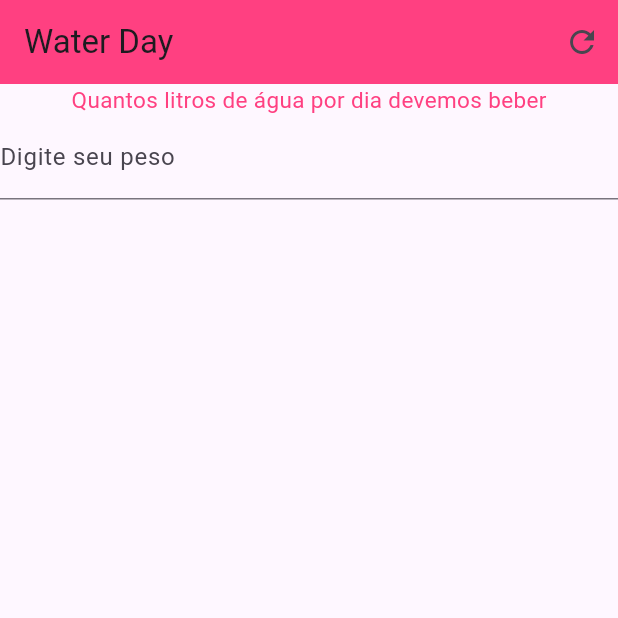
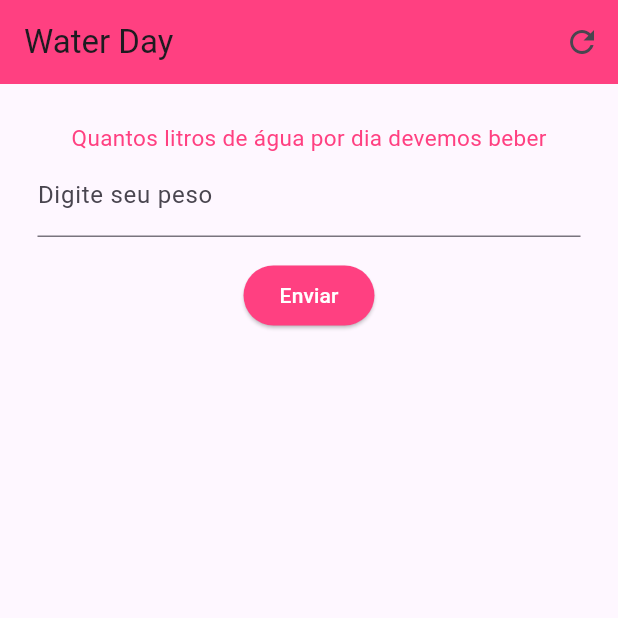
Before and after one commit to Debsmmaia/Controle_agua_diaria, a Flutter app: the screen it shows after launch, on a phone screen of 412 x 824 dp, the top half of it. Run offline on Flutter 3.47's test engine with Material 3 defaults, Android fonts, the phone set to English and light mode, and no system bars.

Commit message:
Mudanças visuais

```diff
--- a/lib/main.dart
+++ b/lib/main.dart
@@ -11,10 +11,10 @@ class Home extends StatefulWidget {
   const Home({Key? key}) : super(key: key);
 
   @override
-  State<Home> createState() => _Home2State();
+  State<Home> createState() => _HomeState();
 }
 
-class _Home2State extends State<Home> {
+class _HomeState extends State<Home> {
   @override
   Widget build(BuildContext context) {
     return Scaffold(
@@ -23,7 +23,9 @@ class _Home2State extends State<Home> {
         title: Text("Water Day"),
         actions: [IconButton(onPressed: () {}, icon: Icon(Icons.refresh))],
       ),
-      body: Column(
+      body: Padding(
+        padding: const EdgeInsets.all(25),
+        child: Column(
           children: [
             Text(
               "Quantos litros de água por dia devemos beber",
@@ -34,14 +36,34 @@ class _Home2State extends State<Home> {
               textAlign: TextAlign.justify,
             ),
             Form(
-            child: TextFormField(
+              child: Column(
+                children: [
+                  TextFormField(
                     keyboardType: TextInputType.number,
                     decoration: InputDecoration(
                       labelText: "Digite seu peso",
                     ),
                   ),
+                  Padding(
+                    padding: const EdgeInsets.all(15),
+                    child: ElevatedButton(
+                      onPressed: () {
+                        print("Botão pressionado");
+                      },
+                      style: ElevatedButton.styleFrom(
+                        backgroundColor: Colors.pinkAccent,
+                      ),
+                      child: Text(
+                        "Enviar",
+                        style: TextStyle(color: Colors.white),
+                      ),
+                    ),
+                  )
+                ],
+              ),
             ),
           ],
+        ),
       ),
     );
   }
```
Lines whose indentation alone changed are shown as unchanged.
